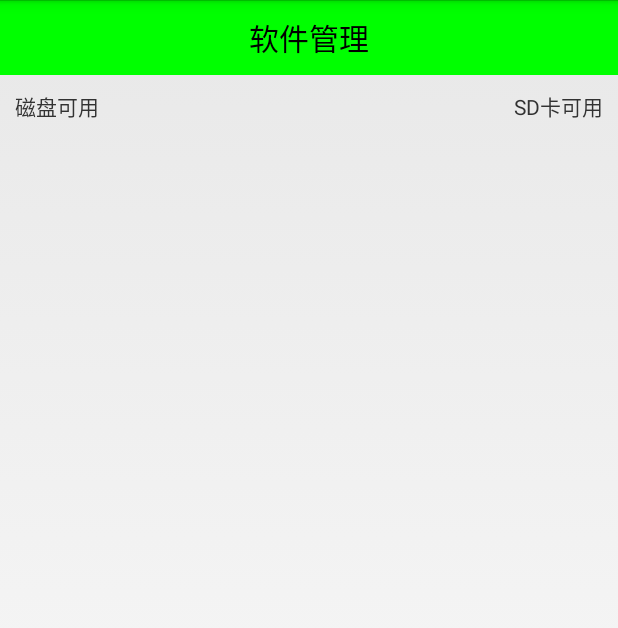
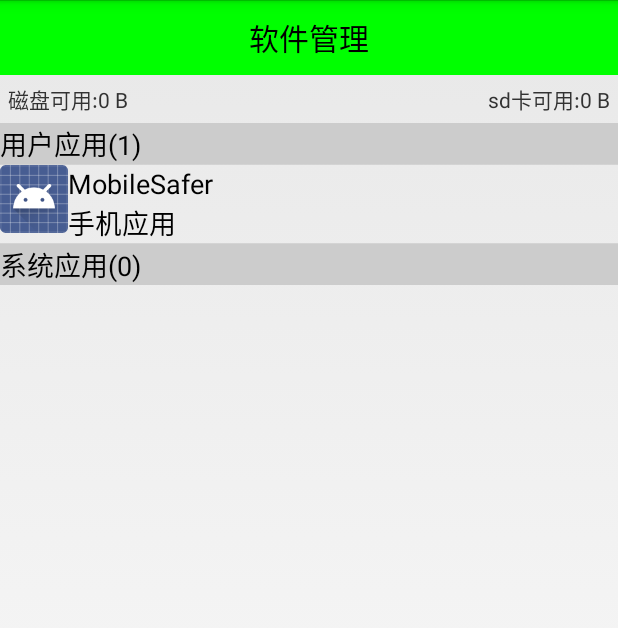
Before and after one commit to 516620911/MobileSafer, an Android app: the screen it shows after launch (AppMangerActivity before the commit, AppManagerActivity after it), after a tap on "软件管理", on a phone screen of 412 x 824 dp. Shown: the top 628 px of the screen. Run offline under Robolectric (Android 15) with nearby library versions, the phone set to English and light mode, and no system bars; 2 statements that could not run were skipped; 2 other taps on this screen came first.

```diff
--- a/app/build.gradle
+++ b/app/build.gradle
@@ -29,4 +29,6 @@ dependencies {
     compile 'com.android.support:appcompat-v7:25.3.1'
     compile 'com.android.support:recyclerview-v7:24.2.1'
     compile 'org.litepal.android:core:1.4.1'
+
+
 }
--- a/app/src/main/AndroidManifest.xml
+++ b/app/src/main/AndroidManifest.xml
@@ -50,7 +50,7 @@
         <activity android:name=".activity.AToolActivity"/>
         <activity android:name=".activity.QueryAddressActivity"/>
         <activity android:name=".activity.BlackListActivity"/>
-        <activity android:name=".activity.AppMangerActivity"/>
+        <activity android:name=".activity.AppManagerActivity"/>
     <activity android:name=".activity.ToastLocationActivity"
         android:theme="@android:style/Theme.Translucent.NoTitleBar"/>
         <service android:name=".service.LocationService">
--- /dev/null
+++ b/app/src/main/java/com/chenjunquan/mobilesafer/activity/AppManagerActivity.java
@@ -0,0 +1,259 @@
+package com.chenjunquan.mobilesafer.activity;
+
+import android.app.Activity;
+import android.os.Bundle;
+import android.os.Environment;
+import android.os.Handler;
+import android.os.StatFs;
+import android.text.format.Formatter;
+import android.view.View;
+import android.view.ViewGroup;
+import android.widget.AbsListView;
+import android.widget.BaseAdapter;
+import android.widget.ImageView;
+import android.widget.ListView;
+import android.widget.TextView;
+
+import com.chenjunquan.mobilesafer.R;
+import com.chenjunquan.mobilesafer.bean.AppInfo;
+import com.chenjunquan.mobilesafer.engine.AppInfoProvider;
+
+import java.util.ArrayList;
+import java.util.List;
+
+public class AppManagerActivity extends Activity {
+    private List<AppInfo> mAppInfoList;
+
+    private ListView lv_app_list;
+    private MyAdapter mAdapter;
+
+    private List<AppInfo> mSystemList;
+    private List<AppInfo> mCustomerList;
+
+    private Handler mHandler = new Handler() {
+        public void handleMessage(android.os.Message msg) {
+            mAdapter = new MyAdapter();
+            lv_app_list.setAdapter(mAdapter);
+            //刚开始加载的时候 有用户应用且控件存在则初始化为用户应用+数量
+            if (tv_des != null && mCustomerList != null) {
+                tv_des.setText("用户应用(" + mCustomerList.size() + ")");
+            }
+        }
+
+        ;
+    };
+
+    private TextView tv_des;
+
+    class MyAdapter extends BaseAdapter {
+
+        //获取数据适配器中条目类型的总数,修改成两种(纯文本,图片+文字)
+        //有两种条目类型  一种是表头 一种是应用信息的条目
+        @Override
+        public int getViewTypeCount() {
+            return super.getViewTypeCount() + 1;
+        }
+
+        //指定索引指向的条目类型,条目类型状态码指定(0(复用系统),1)
+        //两种情况 第一种是用户应用开头 第二种是系统应用开头
+        @Override
+        public int getItemViewType(int position) {
+            //在显示两种不同应用类型之前应该先显示表头
+            if (position == 0 || position == mCustomerList.size() + 1) {
+                //返回0,代表纯文本条目的状态码
+                return 0;
+            } else {
+                //返回1,代表图片+文本条目状态码
+                return 1;
+            }
+        }
+
+        //listView中添加两个描述条目
+        //条目总数 多了两个表头
+        @Override
+        public int getCount() {
+            return mCustomerList.size() + mSystemList.size() + 2;
+        }
+        // 返回条目对应的应用信息对象
+        @Override
+        public AppInfo getItem(int position) {
+            //表头不返回
+            if (position == 0 || position == mCustomerList.size() + 1) {
+                return null;
+            } else {
+                //返回用户应用对应的条目
+                if (position < mCustomerList.size() + 1) {
+                    return mCustomerList.get(position - 1);
+                } else {
+                    //返回系统应用对应条目的对象
+                    return mSystemList.get(position - mCustomerList.size() - 2);
+                }
+            }
+        }
+
+        @Override
+        public long getItemId(int position) {
+            return position;
+        }
+
+        @Override
+        public View getView(int position, View convertView, ViewGroup parent) {
+            int type = getItemViewType(position);
+
+            if (type == 0) {
+                //展示灰色纯文本条目
+                ViewTitleHolder holder = null;
+                if (convertView == null) {
+                    convertView = View.inflate(getApplicationContext(), R.layout.listview_app_item_title, null);
+                    holder = new ViewTitleHolder();
+                    holder.tv_title = (TextView) convertView.findViewById(R.id.tv_title);
+                    convertView.setTag(holder);
+                } else {
+                    holder = (ViewTitleHolder) convertView.getTag();
+                }
+                if (position == 0) {
+                    holder.tv_title.setText("用户应用(" + mCustomerList.size() + ")");
+                } else {
+                    holder.tv_title.setText("系统应用(" + mSystemList.size() + ")");
+                }
+                return convertView;
+            } else {
+                //展示图片+文字条目
+                ViewHolder holder = null;
+                if (convertView == null) {
+                    convertView = View.inflate(getApplicationContext(), R.layout.listview_app_item, null);
+                    holder = new ViewHolder();
+                    holder.iv_icon = (ImageView) convertView.findViewById(R.id.iv_app_icon);
+                    holder.tv_name = (TextView) convertView.findViewById(R.id.tv_app_name);
+                    holder.tv_path = (TextView) convertView.findViewById(R.id.tv_app_path);
+                    convertView.setTag(holder);
+                } else {
+                    holder = (ViewHolder) convertView.getTag();
+                }
+                holder.iv_icon.setBackgroundDrawable(getItem(position).icon);
+                holder.tv_name.setText(getItem(position).name);
+                if (getItem(position).isSdCard) {
+                    holder.tv_path.setText("sd卡应用");
+                } else {
+                    holder.tv_path.setText("手机应用");
+                }
+                return convertView;
+            }
+        }
+    }
+
+    static class ViewHolder {
+        ImageView iv_icon;
+        TextView tv_name;
+        TextView tv_path;
+    }
+
+    static class ViewTitleHolder {
+        TextView tv_title;
+    }
+
+    @Override
+    protected void onCreate(Bundle savedInstanceState) {
+        super.onCreate(savedInstanceState);
+        setContentView(R.layout.activity_app_manager);
+
+        initTitle();
+        initList();
+    }
+
+    private void initList() {
+        lv_app_list = (ListView) findViewById(R.id.lv_app_list);
+        //一个覆盖在ListView之上的TextView 通过监听判断当前第一个条目的类型 动态更改此TextView
+        tv_des = (TextView) findViewById(R.id.tv_app_des);
+
+        new Thread() {
+            public void run() {
+                mAppInfoList = AppInfoProvider.getAppInfoList(getApplicationContext());
+                mSystemList = new ArrayList<AppInfo>();
+                mCustomerList = new ArrayList<AppInfo>();
+                //将系统和用户应用分别放入两个集合
+                for (AppInfo appInfo : mAppInfoList) {
+                    if (appInfo.isSystem) {
+                        //系统应用
+                        mSystemList.add(appInfo);
+                    } else {
+                        //用户应用
+                        mCustomerList.add(appInfo);
+                    }
+                }
+                mHandler.sendEmptyMessage(0);
+            }
+
+            ;
+        }.start();
+        //ListView滚动监听
+		lv_app_list.setOnScrollListener(new AbsListView.OnScrollListener() {
+            @Override
+			public void onScrollStateChanged(AbsListView view, int scrollState) {
+
+			}
+            //滚动过程中调用方法
+            //AbsListView中view就是listView对象
+            //firstVisibleItem第一个可见条目索引值
+            //visibleItemCount当前一个屏幕的可见条目数
+            //totalItemCount总共条目总数
+			@Override
+			public void onScroll(AbsListView view, int firstVisibleItem,
+					int visibleItemCount, int totalItemCount) {
+                //非空判断
+				if(mCustomerList!=null && mSystemList!=null){
+				    //第一个可视条目大于用户应用总数+1
+					if(firstVisibleItem>=mCustomerList.size()+1){
+						//滚动到了系统条目
+						tv_des.setText("系统应用("+mSystemList.size()+")");
+					}else{
+						//滚动到了用户应用条目
+						tv_des.setText("用户应用("+mCustomerList.size()+")");
+					}
+				}
+
+			}
+		});
+    }
+
+    private void initTitle() {
+        //1,获取磁盘(内存,区分于手机运行内存)可用大小,磁盘路径
+        String path = Environment.getDataDirectory().getAbsolutePath();
+        //2,获取sd卡可用大小,sd卡路径
+        String sdPath = Environment.getExternalStorageDirectory().getAbsolutePath();
+        //3,获取以上两个路径下文件夹的可用大小
+        String memoryAvailSpace = Formatter.formatFileSize(this, getAvailSpace(path));
+        String sdMemoryAvailSpace = Formatter.formatFileSize(this, getAvailSpace(sdPath));
+
+        TextView tv_memory = (TextView) findViewById(R.id.tv_memory);
+        TextView tv_sd_memory = (TextView) findViewById(R.id.tv_sd_memory);
+
+        tv_memory.setText("磁盘可用:" + memoryAvailSpace);
+        tv_sd_memory.setText("sd卡可用:" + sdMemoryAvailSpace);
+    }
+
+    //int代表多少个G
+
+    /**
+     * 返回值结果单位为byte = 8bit,最大结果为2147483647 bytes
+     *
+     * @param path
+     * @return 返回指定路径可用区域的byte类型值
+     */
+    private long getAvailSpace(String path) {
+        //获取可用磁盘大小类
+        StatFs statFs = new StatFs(path);
+        //获取可用区块的个数
+        long count = statFs.getAvailableBlocks();
+        //获取区块的大小
+        long size = statFs.getBlockSize();
+        //区块大小*可用区块个数 == 可用空间大小
+        return count * size;
+        //		Integer.MAX_VALUE	代表int类型数据的最大大小
+        //		0x7FFFFFFF
+        //
+        //		2147483647bytes/1024 =  2096128 KB
+        //		2096128KB/1024 = 2047	MB
+        //		2047MB = 2G
+    }
+}
--- a/app/src/main/java/com/chenjunquan/mobilesafer/activity/AppMangerActivity.java
+++ /dev/null
@@ -1,40 +0,0 @@
-package com.chenjunquan.mobilesafer.activity;
-
-import android.app.Activity;
-import android.os.Bundle;
-import android.os.Environment;
-import android.os.StatFs;
-import android.support.annotation.Nullable;
-
-import com.chenjunquan.mobilesafer.R;
-
-/**
- * Created by Administrator on 2017/11/2.
- */
-
-public class AppMangerActivity extends Activity {
-    @Override
-    protected void onCreate(@Nullable Bundle savedInstanceState) {
-        super.onCreate(savedInstanceState);
-        setContentView(R.layout.activity_app_manager);
-        //初始化头部数据
-        initTitle();
-
-    }
-
-    private void initTitle() {
-        //储存内存路径
-        String path = Environment.getDataDirectory().getAbsolutePath();
-        //sd卡路径
-        String sdPath = Environment.getExternalStorageDirectory().getAbsolutePath();
-        getAvailSpace(path);
-        getAvailSpace(sdPath);
-
-    }
-
-    private void getAvailSpace(String path) {
-        //
-        StatFs statFs = new StatFs(path);
-
-    }
-}
--- a/app/src/main/java/com/chenjunquan/mobilesafer/activity/BlackListActivity.java
+++ b/app/src/main/java/com/chenjunquan/mobilesafer/activity/BlackListActivity.java
@@ -49,7 +49,7 @@ public class BlackListActivity extends Activity {
     }
 
     private void initData() {
-        for (int i = 0; i < 100; i++) {
+        for (int i = 0; i < 50; i++) {
             BlackListInfo blackListInfo = new BlackListInfo();
             blackListInfo.setPhone("" + i);
             blackListInfo.setMode(1);
@@ -62,7 +62,7 @@ public class BlackListActivity extends Activity {
             Log.i("total",total+"");
         }
         //mBlackListInfos = DataSupport.findAll(BlackListInfo.class);
-        mBlackListInfos = DataSupport.limit(20).offset(0).find(BlackListInfo.class);
+        mBlackListInfos = DataSupport.limit(20).find(BlackListInfo.class);
     }
 
     private void initUI() {
@@ -93,7 +93,7 @@ public class BlackListActivity extends Activity {
 
     }
 
-    public static class BlackListAdapter extends RecyclerView.Adapter<BlackListAdapter.ViewHolder> {
+    public class BlackListAdapter extends RecyclerView.Adapter<BlackListAdapter.ViewHolder> {
         //两个final int类型表示ViewType的两种类型
         private final int NORMAL_TYPE = 0;
         private final int FOOT_TYPE = 1111;
@@ -145,6 +145,8 @@ public class BlackListActivity extends Activity {
                     mBlackListInfos.remove(position);
                     current_max_count=current_max_count-1;
                     notifyDataSetChanged();
+                    //此方法能解决条目删除的position问题?
+                    notifyItemRemoved(position);
                 }
             });
             return normal_viewHolder;
@@ -189,14 +191,16 @@ public class BlackListActivity extends Activity {
             Log.d("onBindViewHolder", position+"-"+getItemViewType(position));
             //如果footview存在，并且当前位置ViewType是FOOT_TYPE
             if (isFootView && (getItemViewType(position) == FOOT_TYPE)) {
-                holder.tvFootView.setText(footViewText);
+                holder.tvFootView.setText("正在加载");
                 List<BlackListInfo> more = DataSupport.limit(20).offset(BlackListInfos.size()).find(BlackListInfo.class);
+                Log.i("more",more.toString());
                 BlackListInfos.addAll(more);
                 isFootView=false;
-                current_max_count = current_max_count +20;
-                if(current_max_count >100) {
-                    holder.pb_more.setVisibility(View.INVISIBLE);
-                    setFootViewText("已经到底了");
+                //最大显示条目数=当前集合大小
+                current_max_count =BlackListInfos.size();
+                if(position==total) {
+                    holder.pb_more.setVisibility(View.GONE);
+                    holder.tvFootView.setText("没有了");
                     return;
                 }
                 // 刷新太快 所以使用Hanlder延迟两秒
@@ -228,10 +232,10 @@ public class BlackListActivity extends Activity {
         }
 
         //创建一个方法来设置footView中的文字
-        public void setFootViewText(String footViewText) {
+/*        public void setFootViewText(String footViewText) {
             isFootView = true;
             this.footViewText = footViewText;
-        }
+        }*/
     }
 
     private void showDialog() {
@@ -302,5 +306,10 @@ public class BlackListActivity extends Activity {
         return blackListInfos;
     }
 
-
+    @Override
+    protected void onDestroy() {
+        super.onDestroy();
+        Log.i("onDestroy","onDestroy");
+        DataSupport.deleteAll(BlackListInfo.class);
+    }
 }
--- a/app/src/main/java/com/chenjunquan/mobilesafer/activity/HomeActivity.java
+++ b/app/src/main/java/com/chenjunquan/mobilesafer/activity/HomeActivity.java
@@ -63,7 +63,7 @@ public class HomeActivity extends Activity {
                         break;
                     case 2:
                         //跳转到黑名单列表界面
-                        startActivity(new Intent(getApplicationContext(),AppMangerActivity.class));
+                        startActivity(new Intent(getApplicationContext(),AppManagerActivity.class));
                         break;
                     case 7:
                         //跳转到高级工具列表界面
--- /dev/null
+++ b/app/src/main/java/com/chenjunquan/mobilesafer/bean/AppInfo.java
@@ -0,0 +1,54 @@
+package com.chenjunquan.mobilesafer.bean;
+
+import android.graphics.drawable.Drawable;
+
+public class AppInfo {
+//	名称,包名,图标,(内存,sd卡),(系统,用户)
+	public String name;
+	public String packageName;
+	public Drawable icon;
+	public boolean isSdCard;
+	public boolean isSystem;
+
+	public String getName() {
+		return name;
+	}
+	public void setName(String name) {
+		this.name = name;
+	}
+	public String getPackageName() {
+		return packageName;
+	}
+	public void setPackageName(String packageName) {
+		this.packageName = packageName;
+	}
+	public Drawable getIcon() {
+		return icon;
+	}
+	public void setIcon(Drawable icon) {
+		this.icon = icon;
+	}
+	public boolean isSdCard() {
+		return isSdCard;
+	}
+	public void setSdCard(boolean isSdCard) {
+		this.isSdCard = isSdCard;
+	}
+	public boolean isSystem() {
+		return isSystem;
+	}
+	public void setSystem(boolean isSystem) {
+		this.isSystem = isSystem;
+	}
+
+	@Override
+	public String toString() {
+		return "AppInfo{" +
+				"name='" + name + '\'' +
+				", packageName='" + packageName + '\'' +
+				", icon=" + icon +
+				", isSdCard=" + isSdCard +
+				", isSystem=" + isSystem +
+				'}';
+	}
+}
--- /dev/null
+++ b/app/src/main/java/com/chenjunquan/mobilesafer/engine/AppInfoProvider.java
@@ -0,0 +1,58 @@
+package com.chenjunquan.mobilesafer.engine;
+
+import android.content.Context;
+import android.content.pm.ApplicationInfo;
+import android.content.pm.PackageInfo;
+import android.content.pm.PackageManager;
+import android.util.Log;
+
+import com.chenjunquan.mobilesafer.bean.AppInfo;
+
+import java.util.ArrayList;
+import java.util.List;
+
+/**
+ *
+ * Created by Administrator on 2017/11/2.
+ */
+
+public class AppInfoProvider {
+    /**
+     * 返回应用信息列表(图标 包名 名称 安装环境)
+     * @param context 上下文
+     */
+    public static ArrayList<AppInfo> getAppInfoList(Context context){
+        //获取包的管理者对象
+        PackageManager pm = context.getPackageManager();
+        List<PackageInfo> installedPackages = pm.getInstalledPackages(0);
+        ArrayList<AppInfo> appInfoslist = new ArrayList<>();
+        for (PackageInfo packageInfo:installedPackages){
+            AppInfo appInfo=new AppInfo();
+            //获取应用的包名
+            appInfo.setPackageName(packageInfo.packageName);
+            //应用名称
+            ApplicationInfo applicationInfo = packageInfo.applicationInfo;
+            appInfo.setName(applicationInfo.loadLabel(pm).toString());
+            //图标
+            appInfo.setIcon(applicationInfo.loadIcon(pm));
+            //判断是否为系统应用
+            if((applicationInfo.flags&ApplicationInfo.FLAG_SYSTEM)==ApplicationInfo.FLAG_SYSTEM){
+                //系统应用
+                Log.i("applicationInfo",applicationInfo.flags+"-"+ApplicationInfo.FLAG_SYSTEM);
+                appInfo.setSystem(true);
+            }else{
+                appInfo.setSystem(false);
+            }
+            //判断是否为sd卡应用
+            if((applicationInfo.flags&ApplicationInfo.FLAG_EXTERNAL_STORAGE)==ApplicationInfo.FLAG_EXTERNAL_STORAGE){
+                //系统应用
+               // Log.i("applicationInfo",applicationInfo.flags+"-"+ApplicationInfo.FLAG_SYSTEM);
+                appInfo.setSdCard(true);
+            }else{
+                appInfo.setSdCard(false);
+            }
+            appInfoslist.add(appInfo);
+        }
+        return appInfoslist;
+    }
+}
--- a/app/src/main/res/layout/activity_app_manager.xml
+++ b/app/src/main/res/layout/activity_app_manager.xml
@@ -1,30 +1,50 @@
 <?xml version="1.0" encoding="utf-8"?>
 <LinearLayout xmlns:android="http://schemas.android.com/apk/res/android"
-              android:orientation="vertical"
               android:layout_width="match_parent"
-              android:layout_height="match_parent">
-<TextView
-    style="@style/TitleStyle"
-    android:text="软件管理"/>
+              android:layout_height="match_parent"
+              android:orientation="vertical">
+
+    <TextView
+        style="@style/TitleStyle"
+        android:text="软件管理"/>
+
     <RelativeLayout
         android:layout_width="match_parent"
         android:layout_height="wrap_content"
-        android:layout_margin="10dp">
+        android:padding="5dp">
+
         <TextView
+            android:id="@+id/tv_memory"
             android:layout_width="wrap_content"
             android:layout_height="wrap_content"
-            android:id="@+id/tv_memory"
             android:text="磁盘可用"/>
+
         <TextView
+            android:id="@+id/tv_sd_memory"
             android:layout_width="wrap_content"
             android:layout_height="wrap_content"
-            android:id="@+id/tv_sd_memory"
-            android:text="SD卡可用"
-            android:layout_alignParentRight="true"/>
+            android:layout_alignParentRight="true"
+            android:text="sd卡可用"/>
     </RelativeLayout>
-    <ListView
+
+    <FrameLayout
         android:layout_width="match_parent"
-        android:layout_height="match_parent">
+        android:layout_height="wrap_content">
+        <!--帧布局是后面的控件覆盖前面的控件-->
+        <ListView
+            android:id="@+id/lv_app_list"
+            android:layout_width="match_parent"
+            android:layout_height="wrap_content">
 
-    </ListView>
+        </ListView>
+        <TextView
+            android:id="@+id/tv_app_des"
+            android:layout_width="match_parent"
+            android:layout_height="wrap_content"
+            android:background="#ccc"
+            android:textColor="#000"
+            android:textSize="18sp"/>
+
+    </FrameLayout>
+
 </LinearLayout>
--- /dev/null
+++ b/app/src/main/res/layout/listview_app_item.xml
@@ -0,0 +1,27 @@
+<?xml version="1.0" encoding="utf-8"?>
+<RelativeLayout xmlns:android="http://schemas.android.com/apk/res/android"
+    android:layout_width="match_parent"
+    android:layout_height="match_parent" >
+    <ImageView
+        android:id="@+id/iv_app_icon"
+        android:background="@drawable/ic_launcher"
+        android:layout_width="45dp"
+        android:layout_height="45dp"/>
+    <TextView
+        android:id="@+id/tv_app_name"
+        android:text="应用名称"
+        android:textSize="18sp"
+        android:layout_toRightOf="@id/iv_app_icon"
+        android:layout_width="wrap_content"
+        android:layout_height="wrap_content"
+        android:textColor="#000"/>
+    <TextView
+        android:id="@+id/tv_app_path"
+        android:textSize="18sp"
+        android:text="应用安装路径"
+        android:layout_toRightOf="@id/iv_app_icon"
+        android:layout_below="@id/tv_app_name"
+        android:layout_width="wrap_content"
+        android:layout_height="wrap_content"
+        android:textColor="#000"/>
+</RelativeLayout>
--- /dev/null
+++ b/app/src/main/res/layout/listview_app_item_title.xml
@@ -0,0 +1,13 @@
+<?xml version="1.0" encoding="utf-8"?>
+<LinearLayout xmlns:android="http://schemas.android.com/apk/res/android"
+    android:layout_width="match_parent"
+    android:layout_height="wrap_content"
+    android:orientation="vertical" >
+    <TextView
+        android:background="#ccc"
+        android:id="@+id/tv_title"
+        android:textColor="#000"
+        android:textSize="18sp"
+        android:layout_width="match_parent"
+        android:layout_height="wrap_content"/>
+</LinearLayout>
```
